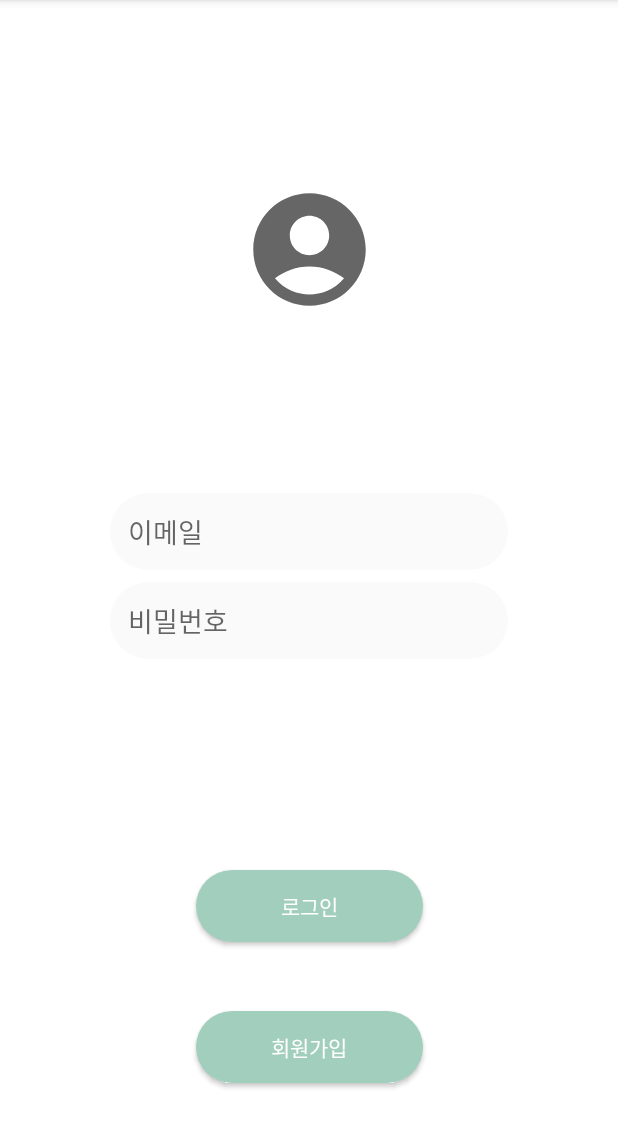
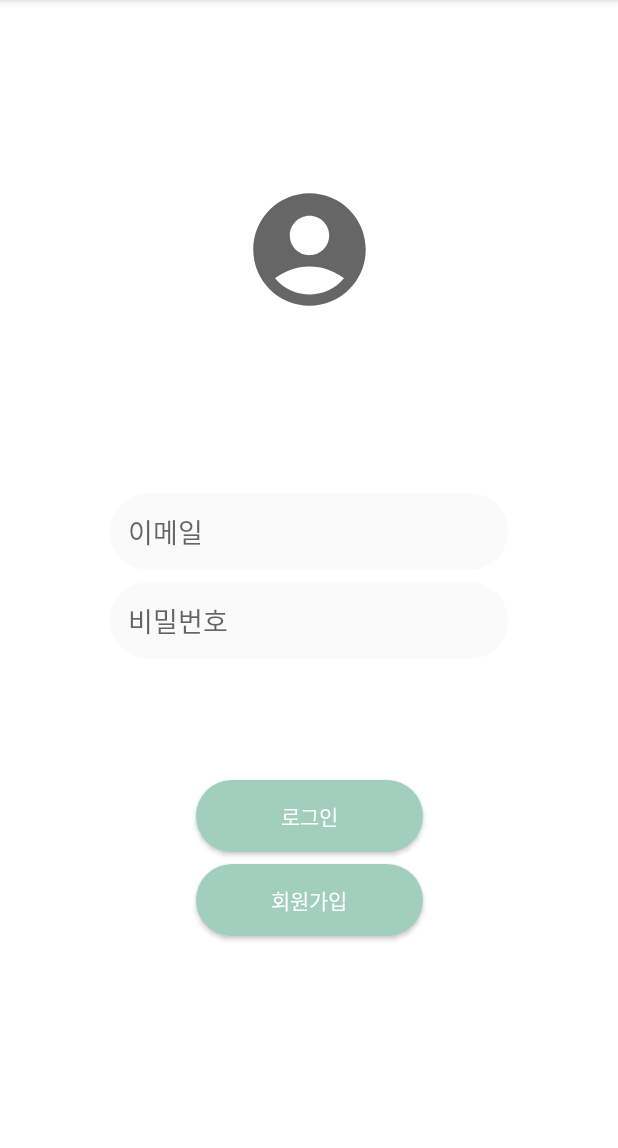
Before and after one commit to creampenne/BlogApp-Project, an Android app: the screen it shows after launch (LoginActivity), on a phone screen of 412 x 824 dp, the part 84-1232 px from its top. Run offline under Robolectric (Android 15) with nearby library versions, the phone set to English and light mode, and no system bars; our stand-ins replace Firebase (no records; nobody signed in at launch, a user with empty details on screens opened directly).

Commit message:
login button arrangement edit

```diff
--- a/app/src/main/res/layout/activity_login.xml
+++ b/app/src/main/res/layout/activity_login.xml
@@ -78,10 +78,8 @@
         android:layout_width="151dp"
         android:layout_height="wrap_content"
         android:layout_marginStart="8dp"
-        android:layout_marginLeft="8dp"
         android:layout_marginTop="8dp"
         android:layout_marginEnd="8dp"
-        android:layout_marginRight="8dp"
         android:layout_marginBottom="8dp"
         android:background="@drawable/reg_btn_style"
         android:text="@string/logButton"
@@ -90,6 +88,7 @@
         app:layout_constraintEnd_toEndOf="parent"
         app:layout_constraintStart_toStartOf="parent"
         app:layout_constraintTop_toBottomOf="@+id/logPassword"
+        app:layout_constraintVertical_bias="0.275"
         tools:ignore="TextContrastCheck" />
 
     <Button
@@ -97,10 +96,8 @@
         android:layout_width="151dp"
         android:layout_height="wrap_content"
         android:layout_marginStart="8dp"
-        android:layout_marginLeft="8dp"
         android:layout_marginTop="8dp"
         android:layout_marginEnd="8dp"
-        android:layout_marginRight="8dp"
         android:layout_marginBottom="8dp"
         android:background="@drawable/reg_btn_style"
         android:text="@string/logRegButton"
@@ -109,6 +106,7 @@
         app:layout_constraintEnd_toEndOf="parent"
         app:layout_constraintStart_toStartOf="parent"
         app:layout_constraintTop_toBottomOf="@+id/logBtn"
+        app:layout_constraintVertical_bias="0.0"
         tools:ignore="TextContrastCheck" />
 
     <ProgressBar
```
